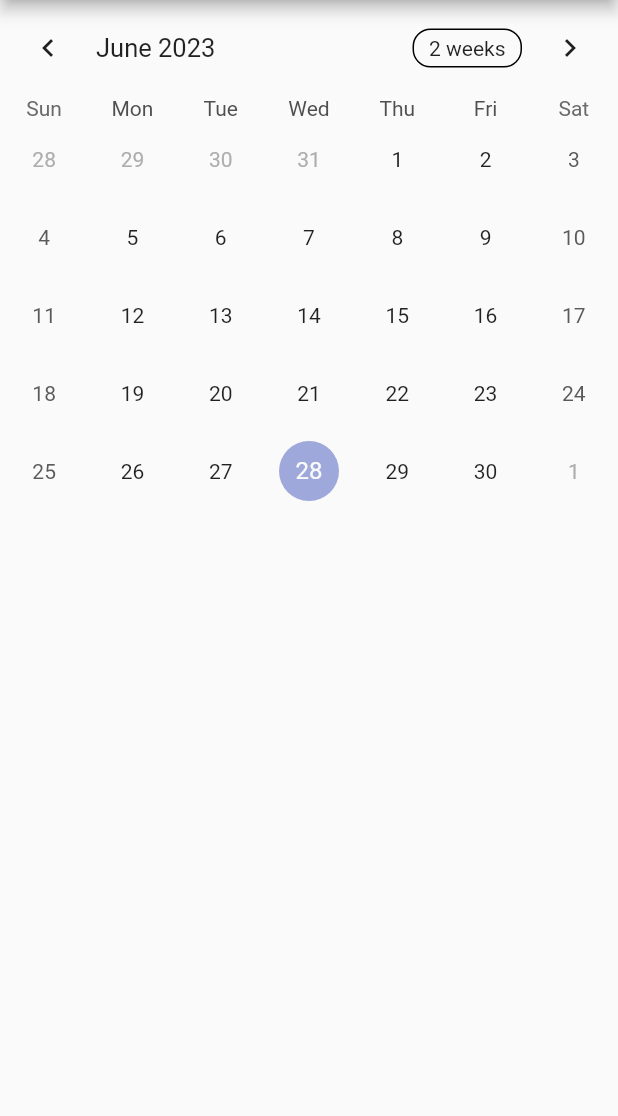
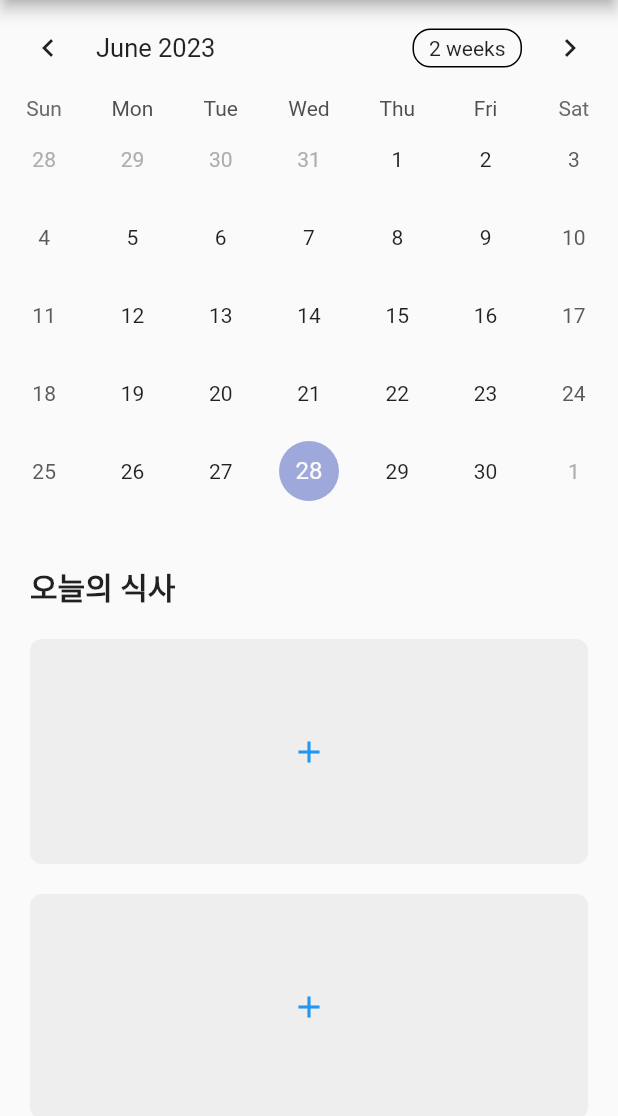
Before and after one commit to eunrain/FitLog, a Flutter app: the screen it shows after launch, in the side drawer, after a tap on "Main page", on a phone screen of 412 x 824 dp, the part 84-1200 px from its top. Run offline on Flutter 3.47's test engine with Material 2 defaults, Android fonts, the phone set to English and light mode, and no system bars; drawn by our look-alikes of table_calendar; our stand-ins replace dio, flutter_dotenv.

Commit message:
feat : 홈스크린 UI

```diff
--- a/lib/screens/home_screen.dart
+++ b/lib/screens/home_screen.dart
@@ -1,10 +1,7 @@
+import 'package:flutter/material.dart';
 import 'package:fitlog/widgets/calendar_widget.dart';
-import 'package:flutter/material.dart';
-import 'package:table_calendar/table_calendar.dart';
-import 'package:provider/provider.dart';
 import 'package:fitlog/components/appbar.dart';
 import 'package:fitlog/components/sidemenu.dart';
-import 'package:fitlog/provider/provider.dart';
 
 class HomeScreen extends StatefulWidget {
   const HomeScreen({super.key});
@@ -16,14 +13,106 @@ class HomeScreen extends StatefulWidget {
 }
 
 class _HomeScreenState extends State<HomeScreen> {
+  final Map<DateTime, List<String>> _mealPlan = {};
+
   @override
   Widget build(BuildContext context) {
-    return const Scaffold(
-      appBar: MyAppBar(),
-      drawer: SideMenu(),
-      body: Column(
-        children: [CalendarWidget()],
+    return Scaffold(
+      appBar: const MyAppBar(),
+      drawer: const SideMenu(),
+      body: SingleChildScrollView(
+        child: Column(
+          children: [
+            const CalendarWidget(),
+            const SizedBox(height: 16),
+            Padding(
+              padding: const EdgeInsets.all(20.0),
+              child: Column(
+                mainAxisAlignment: MainAxisAlignment.spaceEvenly,
+                children: [
+                  const Align(
+                    alignment: Alignment.centerLeft,
+                    child: Text(
+                      '오늘의 식사',
+                      style: TextStyle(
+                        fontSize: 20,
+                        fontWeight: FontWeight.bold,
+                      ),
+                    ),
+                  ),
+                  const SizedBox(height: 20),
+                  _mealBox(DateTime.now(), '아침'),
+                  const SizedBox(height: 20),
+                  _mealBox(DateTime.now(), '점심'),
+                  const SizedBox(height: 20),
+                  _mealBox(DateTime.now(), '저녁'),
+                ],
+              ),
+            ),
+          ],
+        ),
       ),
     );
   }
+
+  Widget _mealBox(DateTime date, String mealType) {
+    final meals = _mealPlan[date] ?? [];
+
+    return Container(
+      width: 1000,
+      height: 150,
+      decoration: BoxDecoration(
+        color: Colors.grey[200],
+        borderRadius: BorderRadius.circular(8),
+      ),
+      child: InkWell(
+        onTap: () {
+          _mealInput(date, mealType);
+        },
+        child: meals.isNotEmpty
+            ? Column(
+                mainAxisAlignment: MainAxisAlignment.center,
+                children: [
+                  const Icon(Icons.check, color: Colors.green),
+                  const SizedBox(height: 4),
+                  Text(
+                    mealType,
+                    style: const TextStyle(
+                      fontWeight: FontWeight.bold,
+                      fontSize: 16,
+                    ),
+                  ),
+                ],
+              )
+            : const Icon(Icons.add, color: Colors.blue),
+      ),
+    );
+  }
+
+  void _mealInput(DateTime date, String mealType) {
+    showDialog(
+      context: context,
+      builder: (BuildContext context) {
+        String meal = '';
+
+        return AlertDialog(
+          title: const Text('식단 추가'),
+          content: TextField(
+            onChanged: (value) {
+              meal = value;
+            },
+            decoration: const InputDecoration(
+              hintText: '식단 입력',
+            ),
+          ),
+          actions: [
+            TextButton(
+              onPressed: () {},
+              child: const Text('추가'),
+            ),
+          ],
+        );
+      },
+    );
+  }
 }
--- a/lib/widgets/calendar_widget.dart
+++ b/lib/widgets/calendar_widget.dart
@@ -4,20 +4,37 @@ import 'package:table_calendar/table_calendar.dart';
 class CalendarWidget extends StatefulWidget {
   const CalendarWidget({super.key});
 
+  @override
   State<CalendarWidget> createState() {
-    return _CalendarWidget();
+    return _CalendarWidgetState();
   }
 }
 
-class _CalendarWidget extends State<CalendarWidget> {
-  final _now = DateTime.now();
+class _CalendarWidgetState extends State<CalendarWidget> {
+  DateTime? selectedDate;
 
   @override
   Widget build(BuildContext context) {
-    return TableCalendar(
-      focusedDay: DateTime.now(),
-      firstDay: DateTime(_now.year - 1, _now.month, _now.day),
-      lastDay: DateTime(_now.year + 1, _now.month, _now.day),
+    final DateTime now = DateTime.now();
+    final DateTime firstDay = DateTime(now.year - 1, now.month, now.day);
+    final DateTime lastDay = DateTime(now.year + 1, now.month, now.day);
+
+    return Column(
+      children: [
+        TableCalendar(
+          focusedDay: DateTime.now(),
+          firstDay: firstDay,
+          lastDay: lastDay,
+          selectedDayPredicate: (day) {
+            return isSameDay(selectedDate, day);
+          },
+          onDaySelected: (selectedDay, focusedDay) {
+            setState(() {
+              selectedDate = selectedDay;
+            });
+          },
+        ),
+      ],
     );
   }
 }
```
